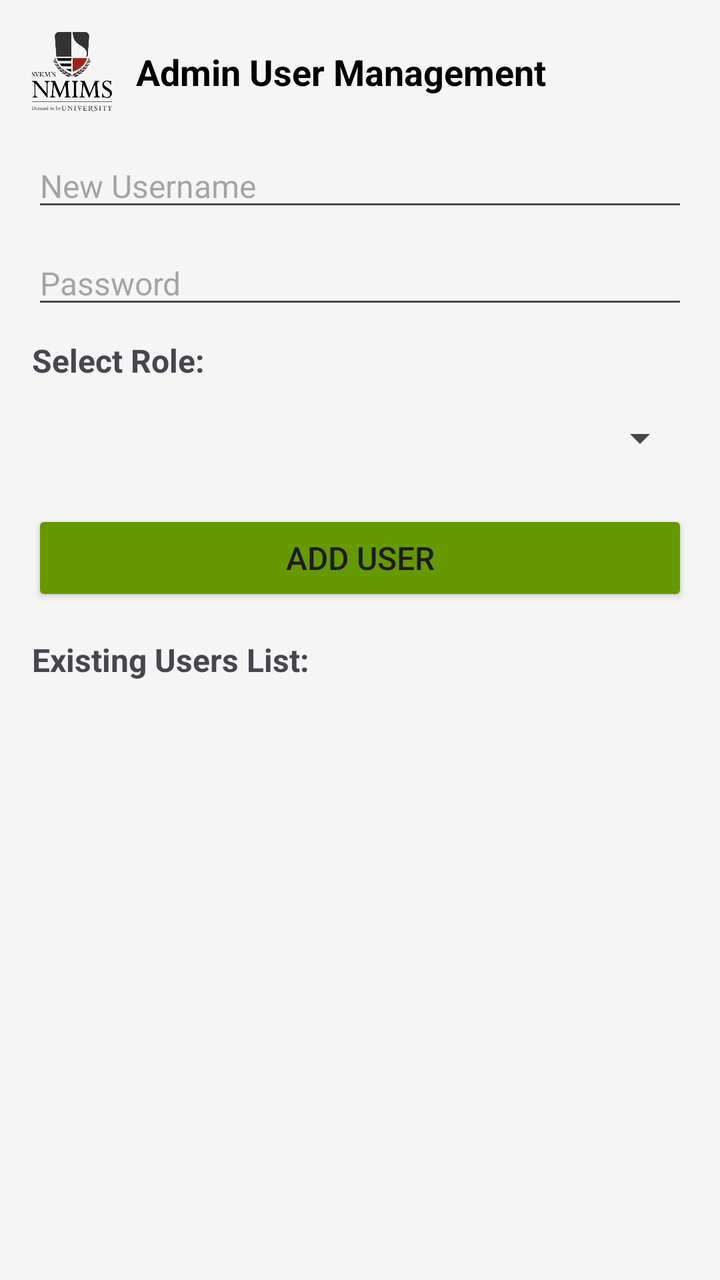
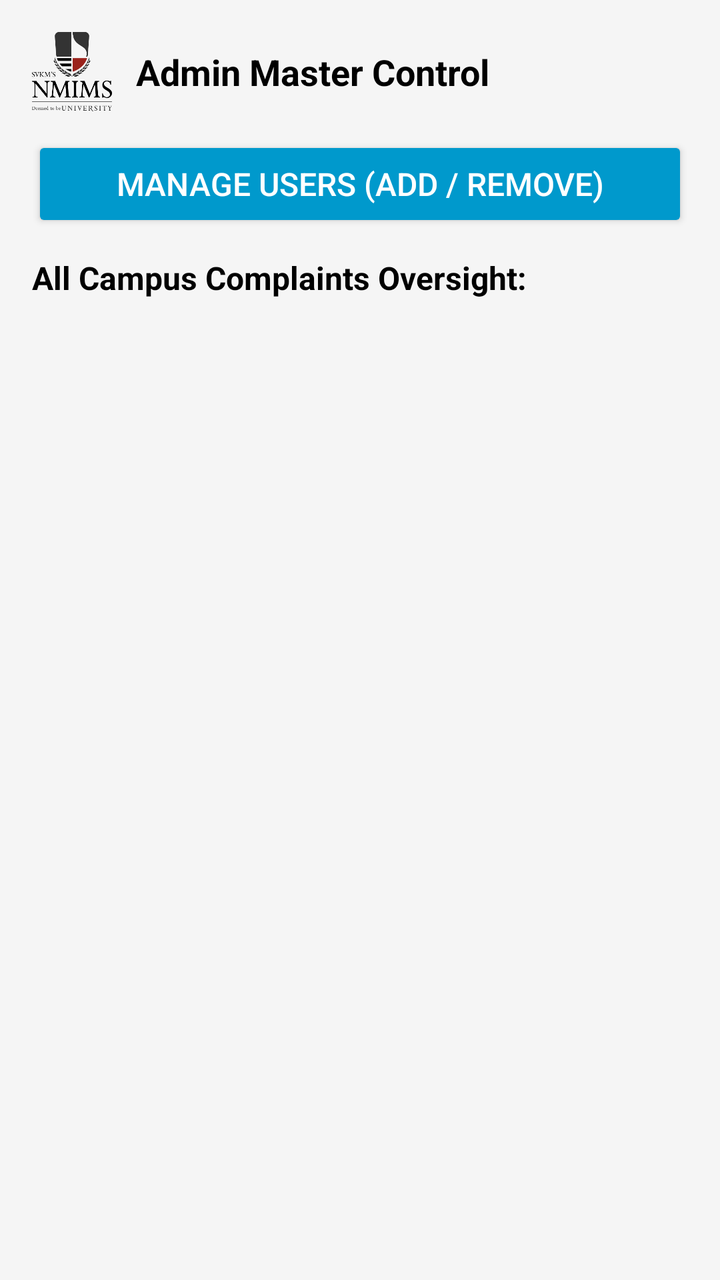

The first picture is an Android layout as it rendered before a commit; the second is the same layout after the commit. The layout source and the unified diff follow.
<!-- AndroidManifest.xml: application theme Theme.CampusCare -->
<!-- res/layout/activity_admin.xml -->
<?xml version="1.0" encoding="utf-8"?>
<LinearLayout xmlns:android="http://schemas.android.com/apk/res/android"
    android:layout_width="match_parent"
    android:layout_height="match_parent"
    android:orientation="vertical"
    android:fitsSystemWindows="true"
    android:background="#F5F5F5"
    android:padding="16dp">

    
    <LinearLayout
        android:layout_width="match_parent"
        android:layout_height="wrap_content"
        android:orientation="horizontal"
        android:gravity="center_vertical"
        android:layout_marginBottom="16dp">

        <ImageView
            android:layout_width="40dp"
            android:layout_height="40dp"
            android:src="@drawable/nmims_logo1"
            android:scaleType="centerInside"
            android:layout_marginEnd="12dp"/>

        <TextView
            android:layout_width="wrap_content"
            android:layout_height="wrap_content"
            android:text="Admin User Management"
            android:textSize="18sp"
            android:textStyle="bold"
            android:textColor="@android:color/black"/>
    </LinearLayout>

    
    <EditText
        android:id="@+id/edtNewUsername"
        android:layout_width="match_parent"
        android:layout_height="wrap_content"
        android:hint="New Username"
        android:textSize="16sp"
        android:layout_marginBottom="10dp"/>

    <EditText
        android:id="@+id/edtNewPassword"
        android:layout_width="match_parent"
        android:layout_height="wrap_content"
        android:hint="Password"
        android:inputType="textPassword"
        android:textSize="16sp"
        android:layout_marginBottom="10dp"/>

    <TextView
        android:layout_width="match_parent"
        android:layout_height="wrap_content"
        android:text="Select Role:"
        android:textSize="16sp"
        android:textStyle="bold"
        android:layout_marginBottom="4dp"/>

    <Spinner
        android:id="@+id/spinnerUserRole"
        android:layout_width="match_parent"
        android:layout_height="48dp"
        android:layout_marginBottom="12dp"/>

    <Button
        android:id="@+id/btnAddUser"
        android:layout_width="match_parent"
        android:layout_height="wrap_content"
        android:text="Add User"
        android:textSize="16sp"
        android:backgroundTint="@android:color/holo_green_dark"
        android:layout_marginBottom="16dp"/>

    <TextView
        android:layout_width="match_parent"
        android:layout_height="wrap_content"
        android:text="Existing Users List:"
        android:textSize="16sp"
        android:textStyle="bold"
        android:layout_marginBottom="8dp"/>

    <androidx.recyclerview.widget.RecyclerView
        android:id="@+id/recyclerViewAdmin"
        android:layout_width="match_parent"
        android:layout_height="0dp"
        android:layout_weight="1"/>

</LinearLayout>
<!-- resources referenced by this layout -->
<resources>
  <!-- drawable nmims_logo1: png bitmap (drawable, 28044 bytes) -->
  <style name="Theme.CampusCare" parent="Base.Theme.CampusCare" />
  <style name="Base.Theme.CampusCare" parent="Theme.Material3.DayNight.NoActionBar">
          
          
      </style>
</resources>

<!-- the commit's change to res/layout/activity_admin.xml (unified diff, before → after) -->
@@ -7,13 +7,12 @@
     android:background="#F5F5F5"
     android:padding="16dp">
 
-    
     <LinearLayout
         android:layout_width="match_parent"
         android:layout_height="wrap_content"
         android:orientation="horizontal"
         android:gravity="center_vertical"
-        android:layout_marginBottom="16dp">
+        android:layout_marginBottom="12dp">
 
         <ImageView
             android:layout_width="40dp"
@@ -25,60 +24,41 @@
         <TextView
             android:layout_width="wrap_content"
             android:layout_height="wrap_content"
-            android:text="Admin User Management"
+            android:text="Admin Master Control"
             android:textSize="18sp"
             android:textStyle="bold"
             android:textColor="@android:color/black"/>
     </LinearLayout>
 
-    
-    <EditText
-        android:id="@+id/edtNewUsername"
+    <Button
+        android:id="@+id/btnManageUsers"
         android:layout_width="match_parent"
         android:layout_height="wrap_content"
-        android:hint="New Username"
+        android:text="Manage Users (Add / Remove)"
         android:textSize="16sp"
-        android:layout_marginBottom="10dp"/>
-
-    <EditText
-        android:id="@+id/edtNewPassword"
-        android:layout_width="match_parent"
-        android:layout_height="wrap_content"
-        android:hint="Password"
-        android:inputType="textPassword"
-        android:textSize="16sp"
-        android:layout_marginBottom="10dp"/>
+        android:backgroundTint="@android:color/holo_blue_dark"
+        android:textColor="@android:color/white"
+        android:layout_marginBottom="12dp"/>
 
     <TextView
         android:layout_width="match_parent"
         android:layout_height="wrap_content"
-        android:text="Select Role:"
+        android:text="All Campus Complaints Oversight:"
         android:textSize="16sp"
         android:textStyle="bold"
-        android:layout_marginBottom="4dp"/>
+        android:layout_marginBottom="8dp"
+        android:textColor="@android:color/black"/>
 
-    <Spinner
-        android:id="@+id/spinnerUserRole"
-        android:layout_width="match_parent"
-        android:layout_height="48dp"
-        android:layout_marginBottom="12dp"/>
-
-    <Button
-        android:id="@+id/btnAddUser"
+    <TextView
+        android:id="@+id/tvEmpty"
         android:layout_width="match_parent"
         android:layout_height="wrap_content"
-        android:text="Add User"
+        android:text="No new complaints."
         android:textSize="16sp"
-        android:backgroundTint="@android:color/holo_green_dark"
-        android:layout_marginBottom="16dp"/>
-
-    <TextView
-        android:layout_width="match_parent"
-        android:layout_height="wrap_content"
-        android:text="Existing Users List:"
-        android:textSize="16sp"
-        android:textStyle="bold"
-        android:layout_marginBottom="8dp"/>
+        android:gravity="center"
+        android:visibility="gone"
+        android:layout_marginTop="50dp"
+        android:textColor="@android:color/darker_gray"/>
 
     <androidx.recyclerview.widget.RecyclerView
         android:id="@+id/recyclerViewAdmin"
